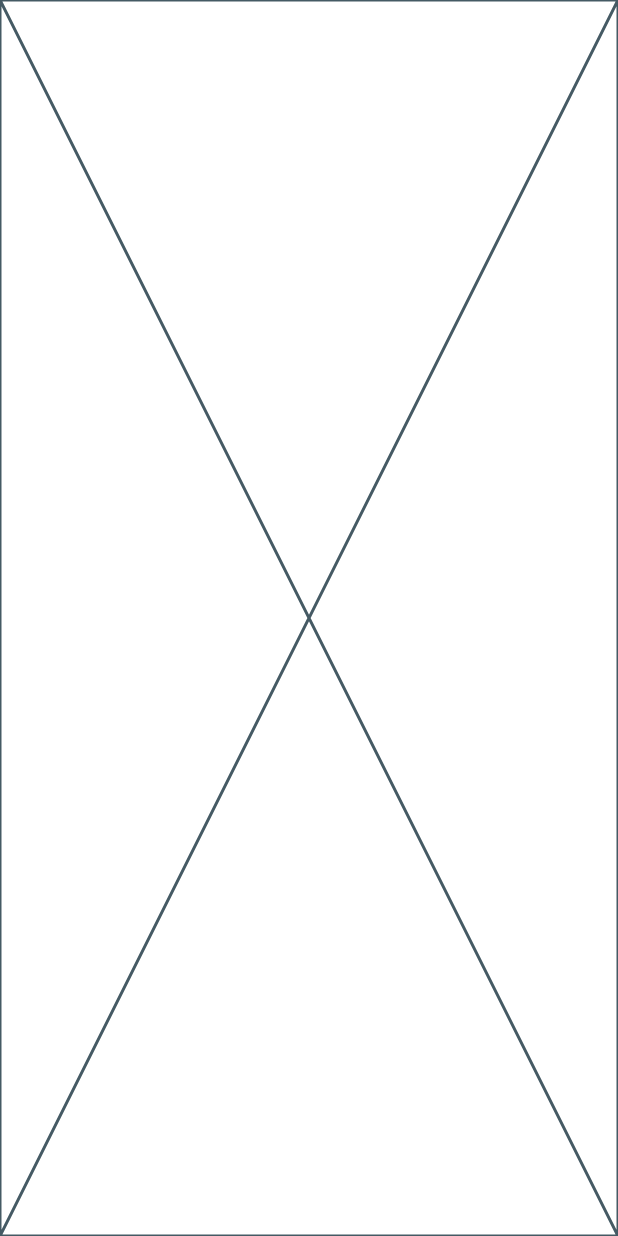
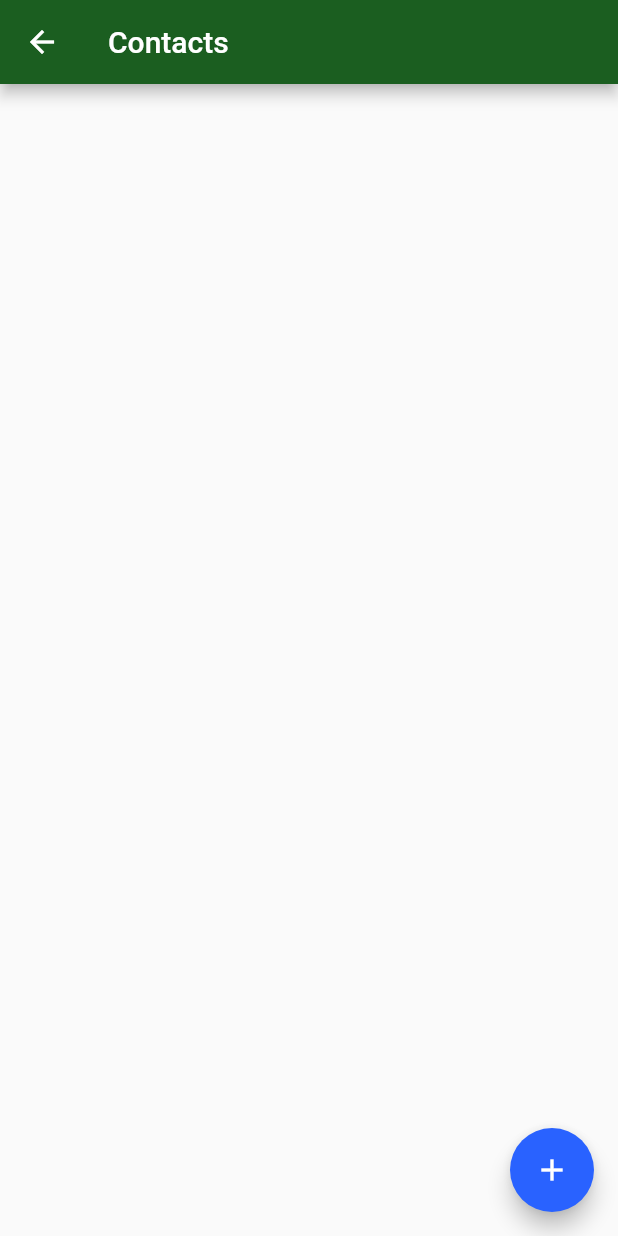
Before and after one commit to DouglasLeal/curso-flutter-persistencia-alura, a Flutter app: the screen it shows after launch, after a tap on "Contacts", on a phone screen of 412 x 824 dp. Run offline on Flutter 3.47's test engine with Material 2 defaults, Android fonts, the phone set to English and light mode, and no system bars; our stand-ins replace sqflite; accounts and stored records are empty.

Commit message:
ContactsList page criada

```diff
--- a/lib/main.dart
+++ b/lib/main.dart
@@ -18,7 +18,7 @@ class MyApp extends StatelessWidget {
           secondary: Colors.blueAccent[700],
         ),
       ),
-      home: Dashboard(),
+      home: const Dashboard(),
     );
   }
 }
--- a/lib/pages/contacts_list.dart
+++ b/lib/pages/contacts_list.dart
@@ -1,4 +1,7 @@
 import 'package:flutter/material.dart';
+import 'package:persistencia/database/dao/contact_dao.dart';
+import 'package:persistencia/models/contact.dart';
+import 'package:persistencia/pages/contact_form.dart';
 
 class ContactsList extends StatefulWidget {
   const ContactsList({Key? key}) : super(key: key);
@@ -8,8 +11,77 @@ class ContactsList extends StatefulWidget {
 }
 
 class _ContactsListState extends State<ContactsList> {
+  final ContactDao _dao = ContactDao();
+
   @override
   Widget build(BuildContext context) {
-    return const Placeholder();
+    return Scaffold(
+      appBar: AppBar(
+        title: const Text("Contacts"),
+      ),
+      floatingActionButton: FloatingActionButton(
+        onPressed: () async {
+          Contact contatos = await Navigator.of(context).push(MaterialPageRoute(
+            builder: (context) => const ContactForm(),
+          ));
+        },
+        child: const Icon(Icons.add),
+      ),
+      body: FutureBuilder<List<Contact>>(
+        initialData: [],
+        future: _dao.findAll(),
+        builder: (context, snapshot) {
+          switch (snapshot.connectionState) {
+            case ConnectionState.none:
+              break;
+            case ConnectionState.waiting:
+              return Center(
+                child: Column(
+                  mainAxisAlignment: MainAxisAlignment.center,
+                  crossAxisAlignment: CrossAxisAlignment.center,
+                  children: const <Widget>[
+                    CircularProgressIndicator(),
+                    Text('Carregando...')
+                  ],
+                ),
+              );
+            case ConnectionState.active:
+              break;
+            case ConnectionState.done:
+              final List<Contact>? contacts = snapshot.data;
+              return ListView.builder(
+                itemBuilder: (context, index) {
+                  final Contact contact = contacts![index];
+                  return _ContactItem(contact);
+                },
+                itemCount: contacts != null ? contacts.length : 0,
+              );
+          }
+          return const Text("Erro...");
+        },
+      ),
+    );
   }
 }
+
+class _ContactItem extends StatelessWidget {
+  final Contact contact;
+
+  const _ContactItem(this.contact, {Key? key}) : super(key: key);
+
+  @override
+  Widget build(BuildContext context) {
+    return Card(
+      child: ListTile(
+        title: Text(
+          contact.name!,
+          style: const TextStyle(fontSize: 24),
+        ),
+        subtitle: Text(
+          contact.accountNumber.toString(),
+          style: const TextStyle(fontSize: 16),
+        ),
+      ),
+    );
+  }
+}
```
Also changed, not shown: lib/pages/contact_form.dart (added, +15 -0 lines).
